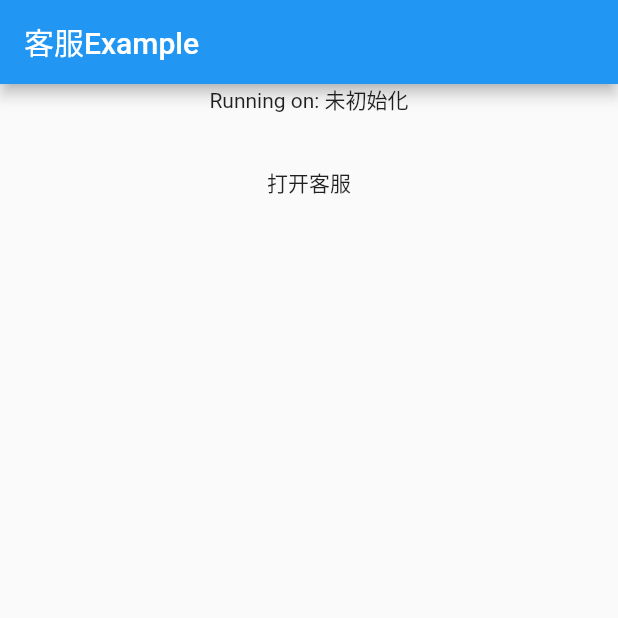
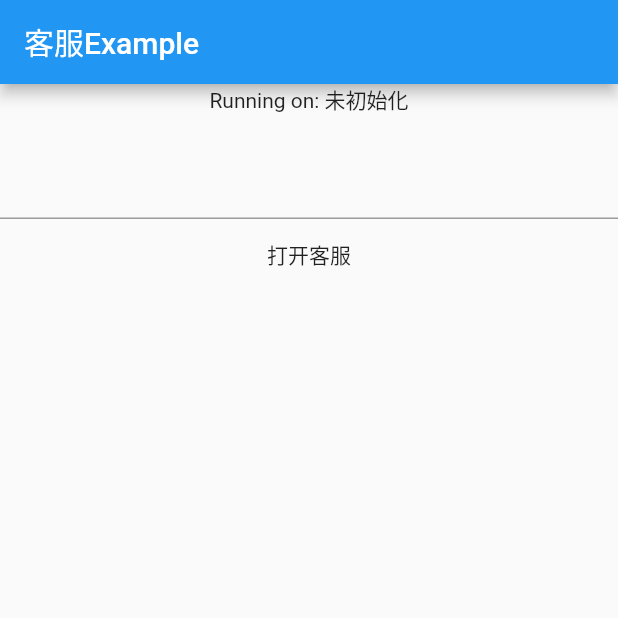
Before and after one commit to ZmlWll/flutter_meiqia, a Flutter app: the screen it shows after launch, after a tap on "打开客服", on a phone screen of 412 x 824 dp, the top half of it. Run offline on Flutter 3.47's test engine with Material 2 defaults, Android fonts, the phone set to English and light mode, and no system bars.

Commit message:
0.0.4 修复部分bug

```diff
--- a/example/lib/main.dart
+++ b/example/lib/main.dart
@@ -13,6 +13,7 @@ class MyApp extends StatefulWidget {
 
 class _MyAppState extends State<MyApp> {
   String res = "未初始化";
+  String id = "";
   @override
   void initState() {
     super.initState();
@@ -20,7 +21,7 @@ class _MyAppState extends State<MyApp> {
   }
   Future<void> initMeiQia() async {
     try {
-      res = await FlutterMeiqia.initMeiQia("你自己的key");
+      res = await FlutterMeiqia.initMeiQia("4e9af9c6e9fb0cf1274ae34b2a952ddd");
     } on PlatformException {
       res = 'Failed to get init.';
     }
@@ -44,10 +45,21 @@ class _MyAppState extends State<MyApp> {
             Center(
               child: Text('Running on: $res\n'),
             ),
+            TextField(
+              onChanged: (s){
+                id = s;
+              },
+              controller: TextEditingController(text: id),
+            ),
             FlatButton(
                 onPressed: () async {
                   //562849003
-                   await FlutterMeiqia.openMeiQia(id: "576929681");
+                  Map<String,String> clientInfo = new Map();
+                  clientInfo["userId"] = "";
+                  clientInfo["订单ID"] = "";
+                  clientInfo["商品ID"] = "";
+
+                   await FlutterMeiqia.openMeiQia(id: "576929681",userInfo: clientInfo,isUpdate: true);
                 },
                 child: Text("打开客服")
             )
--- a/pubspec.yaml
+++ b/pubspec.yaml
@@ -1,6 +1,6 @@
 name: flutter_meiqia
 description: A Flutter plugin allowing developers to use the MeiQia.
-version: 0.0.3
+version: 0.0.4
 author: NightWolvesKing <nightwlovesking@gmail.com>
 homepage: https://github.com/ZmlWll/flutter_meiqia
 
```
Also changed, not shown: example/pubspec.lock, 2 other files.
